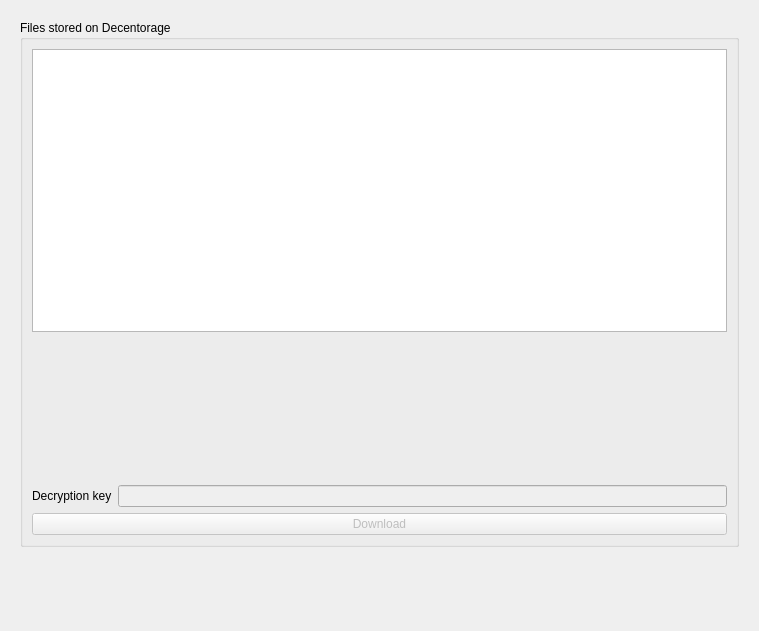
Before: the Qt Designer form gui/decentorage.ui in Decentorage/User-Node, drawn with Qt 5.
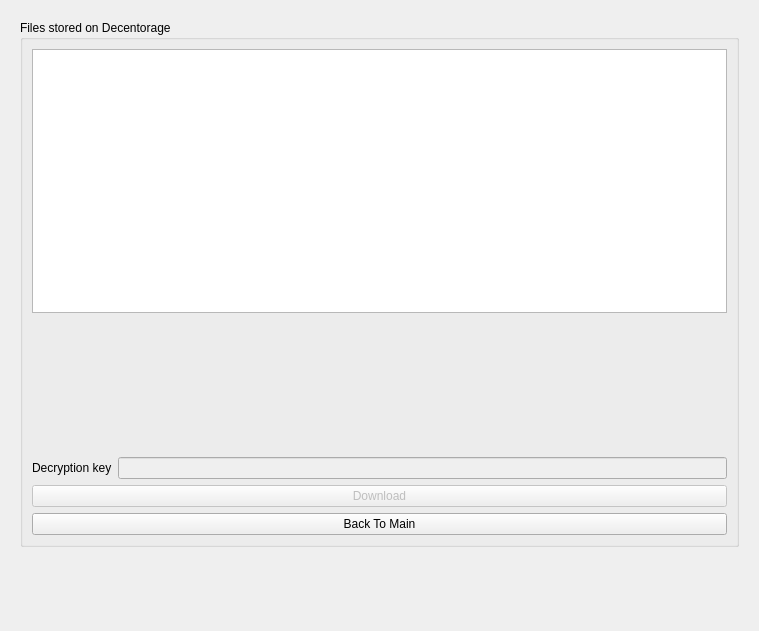
After: the same form once the commit is applied. The open tabs and pages were chosen to show the change. Icons and pictures are not drawn. Custom widgets are drawn as their Qt base class.

Diff of the .ui file:
```diff
--- a/gui/decentorage.ui
+++ b/gui/decentorage.ui
@@ -383,7 +383,7 @@
            </property>
            <layout class="QVBoxLayout" name="verticalLayout_32">
             <item>
-             <layout class="QVBoxLayout" name="verticalLayout_5" stretch="10,5,5,0">
+             <layout class="QVBoxLayout" name="verticalLayout_5" stretch="10,5,5,0,0">
               <item>
                <widget class="QListWidget" name="show_files_list_widget">
                 <property name="alternatingRowColors">
@@ -432,6 +432,13 @@
                 </property>
                </widget>
               </item>
+              <item>
+               <widget class="QPushButton" name="show_files_back_pb">
+                <property name="text">
+                 <string>Back To Main</string>
+                </property>
+               </widget>
+              </item>
              </layout>
             </item>
            </layout>
```
Left out of the diff: 9 changed lines with no effect on the pictures.
